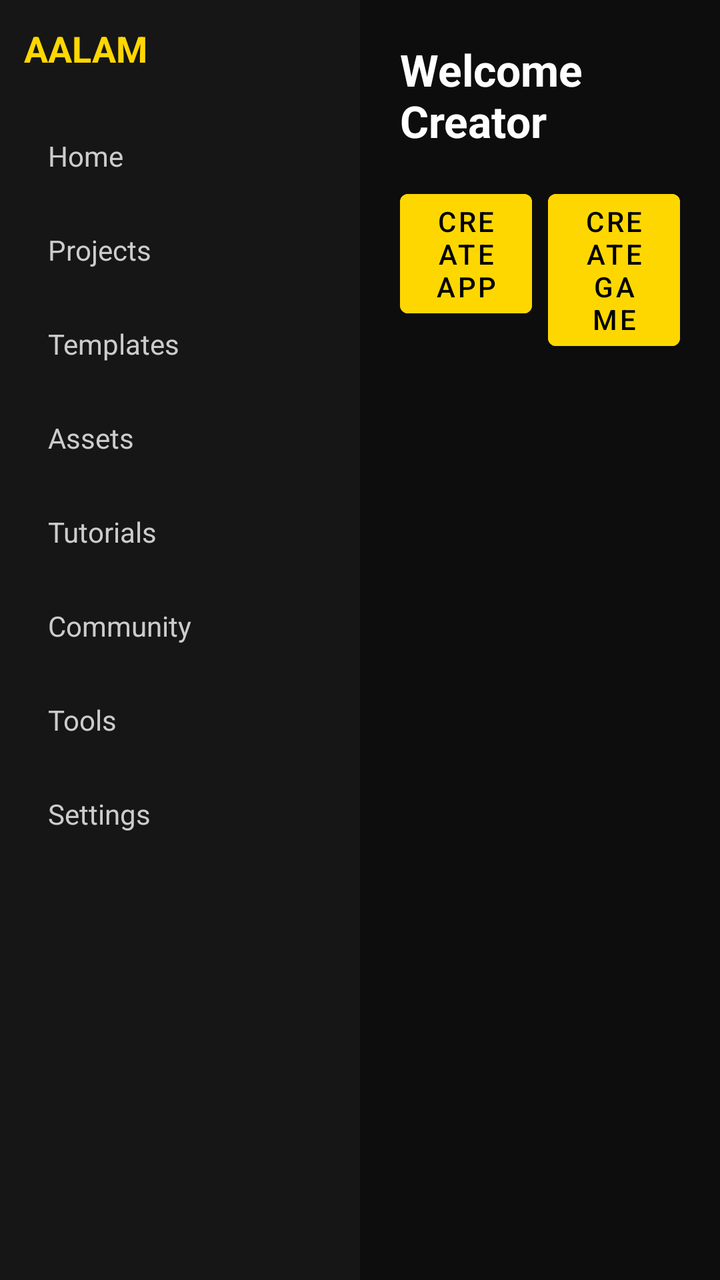
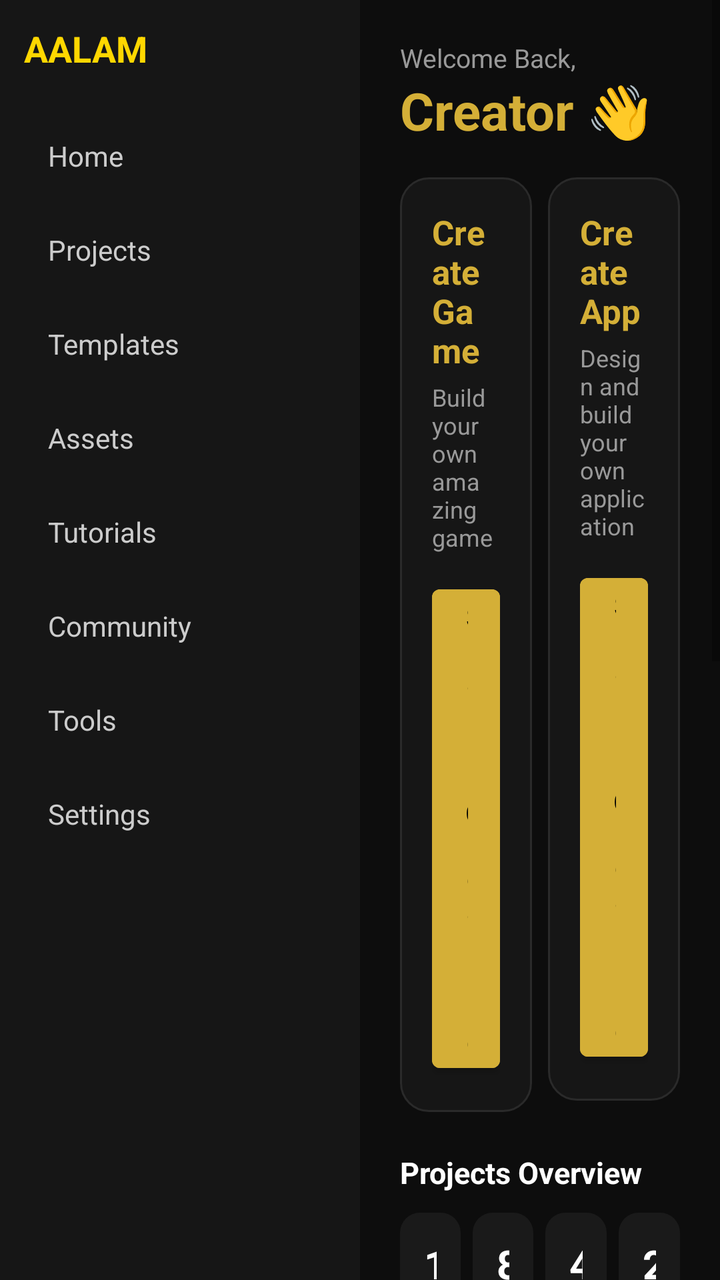

Compare the two renders of this Android layout. The source of the first and the diff that turns it into the second are given below.
<!-- AndroidManifest.xml: application theme Theme.AalamStudio -->
<!-- res/layout/activity_main.xml -->
<?xml version="1.0" encoding="utf-8"?>
<LinearLayout xmlns:android="http://schemas.android.com/apk/res/android"
    android:layout_width="match_parent"
    android:layout_height="match_parent"
    android:orientation="horizontal"
    android:background="#0D0D0D">

    
    <LinearLayout
        android:layout_width="180dp"
        android:layout_height="match_parent"
        android:orientation="vertical"
        android:background="#161616"
        android:padding="12dp">

        <TextView
            android:layout_width="wrap_content"
            android:layout_height="wrap_content"
            android:text="AALAM"
            android:textColor="#FFD700"
            android:textSize="18sp"
            android:textStyle="bold"
            android:layout_marginBottom="20dp"/>

        <LinearLayout android:id="@+id/navHome" style="@style/SidebarRow">
            <TextView android:id="@+id/labelHome" style="@style/SidebarLabel" android:text="@string/nav_home"/>
        </LinearLayout>
        <LinearLayout android:id="@+id/navProjects" style="@style/SidebarRow">
            <TextView android:id="@+id/labelProjects" style="@style/SidebarLabel" android:text="@string/nav_projects"/>
        </LinearLayout>
        <LinearLayout android:id="@+id/navTemplates" style="@style/SidebarRow">
            <TextView android:id="@+id/labelTemplates" style="@style/SidebarLabel" android:text="@string/nav_templates"/>
        </LinearLayout>
        <LinearLayout android:id="@+id/navAssets" style="@style/SidebarRow">
            <TextView android:id="@+id/labelAssets" style="@style/SidebarLabel" android:text="@string/nav_assets"/>
        </LinearLayout>
        <LinearLayout android:id="@+id/navTutorials" style="@style/SidebarRow">
            <TextView android:id="@+id/labelTutorials" style="@style/SidebarLabel" android:text="@string/nav_tutorials"/>
        </LinearLayout>
        <LinearLayout android:id="@+id/navCommunity" style="@style/SidebarRow">
            <TextView android:id="@+id/labelCommunity" style="@style/SidebarLabel" android:text="@string/nav_community"/>
        </LinearLayout>
        <LinearLayout android:id="@+id/navTools" style="@style/SidebarRow">
            <TextView android:id="@+id/labelTools" style="@style/SidebarLabel" android:text="@string/nav_tools"/>
        </LinearLayout>
        <LinearLayout android:id="@+id/navSettings" style="@style/SidebarRow">
            <TextView android:id="@+id/labelSettings" style="@style/SidebarLabel" android:text="@string/nav_settings"/>
        </LinearLayout>

    </LinearLayout>

    
    <FrameLayout
        android:layout_width="0dp"
        android:layout_height="match_parent"
        android:layout_weight="1">

        
        <LinearLayout
            android:id="@+id/panelHome"
            android:layout_width="match_parent"
            android:layout_height="match_parent"
            android:orientation="vertical"
            android:padding="20dp"
            android:visibility="visible">

            <TextView
                android:layout_width="wrap_content"
                android:layout_height="wrap_content"
                android:text="@string/welcome_title"
                android:textColor="#FFFFFF"
                android:textSize="22sp"
                android:textStyle="bold"
                android:layout_marginBottom="16dp"/>

            <LinearLayout
                android:layout_width="match_parent"
                android:layout_height="wrap_content"
                android:orientation="horizontal">

                <Button
                    android:id="@+id/btnCreateApp"
                    android:layout_width="0dp"
                    android:layout_height="wrap_content"
                    android:layout_weight="1"
                    android:layout_marginEnd="8dp"
                    android:text="@string/create_app"
                    android:backgroundTint="#FFD700"
                    android:textColor="#000000"/>

                <Button
                    android:id="@+id/btnCreateGame"
                    android:layout_width="0dp"
                    android:layout_height="wrap_content"
                    android:layout_weight="1"
                    android:text="@string/create_game"
                    android:backgroundTint="#FFD700"
                    android:textColor="#000000"/>

            </LinearLayout>
        </LinearLayout>

        
        <LinearLayout
            android:id="@+id/panelPlaceholder"
            android:layout_width="match_parent"
            android:layout_height="match_parent"
            android:orientation="vertical"
            android:gravity="center"
            android:padding="20dp"
            android:visibility="gone">

            <TextView
                android:id="@+id/placeholderTitle"
                android:layout_width="wrap_content"
                android:layout_height="wrap_content"
                android:text="Projects"
                android:textColor="#FFFFFF"
                android:textSize="22sp"
                android:textStyle="bold"/>

            <TextView
                android:layout_width="wrap_content"
                android:layout_height="wrap_content"
                android:layout_marginTop="8dp"
                android:text="Coming soon"
                android:textColor="#888888"
                android:textSize="14sp"/>

        </LinearLayout>

    </FrameLayout>

</LinearLayout>
<!-- resources referenced by this layout -->
<resources>
  <string name="create_app">Create App</string>
  <string name="create_game">Create Game</string>
  <string name="nav_assets">Assets</string>
  <string name="nav_community">Community</string>
  <string name="nav_home">Home</string>
  <string name="nav_projects">Projects</string>
  <string name="nav_settings">Settings</string>
  <string name="nav_templates">Templates</string>
  <string name="nav_tools">Tools</string>
  <string name="nav_tutorials">Tutorials</string>
  <string name="welcome_title">Welcome Creator</string>
  <style name="SidebarLabel">
          <item name="android:layout_width">wrap_content</item>
          <item name="android:layout_height">wrap_content</item>
          <item name="android:textColor">#CCCCCC</item>
          <item name="android:textSize">14sp</item>
      </style>
  <style name="SidebarRow">
          <item name="android:layout_width">match_parent</item>
          <item name="android:layout_height">wrap_content</item>
          <item name="android:orientation">horizontal</item>
          <item name="android:gravity">center_vertical</item>
          <item name="android:background">@drawable/bg_sidebar_item</item>
          <item name="android:padding">12dp</item>
          <item name="android:layout_marginBottom">4dp</item>
      </style>
  <style name="Theme.AalamStudio" parent="Theme.MaterialComponents.DayNight.NoActionBar">
          <item name="colorPrimary">@color/gold</item>
          <item name="android:windowBackground">@color/navy</item>
          <item name="android:statusBarColor">#0D0D0D</item>
      </style>
  <!-- drawable bg_sidebar_item (drawable) -->
  <?xml version="1.0" encoding="utf-8"?>
  <selector xmlns:android="http://schemas.android.com/apk/res/android">
      <item android:state_selected="true">
          <shape android:shape="rectangle">
              <solid android:color="#221A00"/>
              <corners android:radius="8dp"/>
          </shape>
      </item>
      <item>
          <shape android:shape="rectangle">
              <solid android:color="#00000000"/>
          </shape>
      </item>
  </selector>
  <color name="gold">#D4AF37</color>
  <color name="navy">#0D0D0D</color>
</resources>

<!-- the commit's change to res/layout/activity_main.xml (unified diff, before → after) -->
@@ -56,49 +56,243 @@
         android:layout_weight="1">
 
         
-        <LinearLayout
+        <ScrollView
             android:id="@+id/panelHome"
             android:layout_width="match_parent"
             android:layout_height="match_parent"
-            android:orientation="vertical"
-            android:padding="20dp"
             android:visibility="visible">
-
-            <TextView
-                android:layout_width="wrap_content"
-                android:layout_height="wrap_content"
-                android:text="@string/welcome_title"
-                android:textColor="#FFFFFF"
-                android:textSize="22sp"
-                android:textStyle="bold"
-                android:layout_marginBottom="16dp"/>
 
             <LinearLayout
                 android:layout_width="match_parent"
                 android:layout_height="wrap_content"
-                android:orientation="horizontal">
-
-                <Button
-                    android:id="@+id/btnCreateApp"
-                    android:layout_width="0dp"
-                    android:layout_height="wrap_content"
-                    android:layout_weight="1"
-                    android:layout_marginEnd="8dp"
-                    android:text="@string/create_app"
-                    android:backgroundTint="#FFD700"
-                    android:textColor="#000000"/>
-
-                <Button
-                    android:id="@+id/btnCreateGame"
-                    android:layout_width="0dp"
-                    android:layout_height="wrap_content"
-                    android:layout_weight="1"
-                    android:text="@string/create_game"
-                    android:backgroundTint="#FFD700"
-                    android:textColor="#000000"/>
+                android:orientation="vertical"
+                android:padding="20dp">
+
+                
+                <TextView
+                    android:layout_width="wrap_content"
+                    android:layout_height="wrap_content"
+                    android:text="Welcome Back,"
+                    android:textColor="@color/text_secondary"
+                    android:textSize="13sp"/>
+
+                <TextView
+                    android:layout_width="wrap_content"
+                    android:layout_height="wrap_content"
+                    android:text="Creator 👋"
+                    android:textColor="@color/gold"
+                    android:textSize="26sp"
+                    android:textStyle="bold"
+                    android:layout_marginBottom="16dp"/>
+
+                
+                <LinearLayout
+                    android:layout_width="match_parent"
+                    android:layout_height="wrap_content"
+                    android:orientation="horizontal"
+                    android:layout_marginBottom="20dp">
+
+                    <LinearLayout
+                        android:layout_width="0dp"
+                        android:layout_height="wrap_content"
+                        android:layout_weight="1"
+                        android:layout_marginEnd="8dp"
+                        android:orientation="vertical"
+                        android:background="@drawable/bg_card"
+                        android:padding="16dp">
+
+                        <TextView
+                            android:layout_width="wrap_content"
+                            android:layout_height="wrap_content"
+                            android:text="Create Game"
+                            android:textColor="@color/gold"
+                            android:textSize="17sp"
+                            android:textStyle="bold"/>
+
+                        <TextView
+                            android:layout_width="wrap_content"
+                            android:layout_height="wrap_content"
+                            android:layout_marginTop="4dp"
+                            android:layout_marginBottom="12dp"
+                            android:text="Build your own amazing game"
+                            android:textColor="@color/text_secondary"
+                            android:textSize="12sp"/>
+
+                        <Button
+                            android:id="@+id/btnCreateGame"
+                            android:layout_width="wrap_content"
+                            android:layout_height="wrap_content"
+                            android:text="Start Creating"
+                            android:textAllCaps="false"
+                            android:backgroundTint="@color/gold"
+                            android:textColor="#000000"/>
+
+                    </LinearLayout>
+
+                    <LinearLayout
+                        android:layout_width="0dp"
+                        android:layout_height="wrap_content"
+                        android:layout_weight="1"
+                        android:orientation="vertical"
+                        android:background="@drawable/bg_card"
+                        android:padding="16dp">
+
+                        <TextView
+                            android:layout_width="wrap_content"
+                            android:layout_height="wrap_content"
+                            android:text="Create App"
+                            android:textColor="@color/gold"
+                            android:textSize="17sp"
+                            android:textStyle="bold"/>
+
+                        <TextView
+                            android:layout_width="wrap_content"
+                            android:layout_height="wrap_content"
+                            android:layout_marginTop="4dp"
+                            android:layout_marginBottom="12dp"
+                            android:text="Design and build your own application"
+                            android:textColor="@color/text_secondary"
+                            android:textSize="12sp"/>
+
+                        <Button
+                            android:id="@+id/btnCreateApp"
+                            android:layout_width="wrap_content"
+                            android:layout_height="wrap_content"
+                            android:text="Start Creating"
+                            android:textAllCaps="false"
+                            android:backgroundTint="@color/gold"
+                            android:textColor="#000000"/>
+
+                    </LinearLayout>
+
+                </LinearLayout>
+
+                
+                <TextView
+                    android:layout_width="wrap_content"
+                    android:layout_height="wrap_content"
+                    android:text="Projects Overview"
+                    android:textColor="@color/text_primary"
+                    android:textSize="15sp"
+                    android:textStyle="bold"
+                    android:layout_marginBottom="10dp"/>
+
+                <LinearLayout
+                    android:layout_width="match_parent"
+                    android:layout_height="wrap_content"
+                    android:orientation="horizontal"
+                    android:layout_marginBottom="20dp">
+
+                    <LinearLayout android:layout_width="0dp" android:layout_height="wrap_content" android:layout_weight="1" android:layout_marginEnd="6dp" android:orientation="vertical" android:background="@drawable/bg_stat_card" android:padding="12dp">
+                        <TextView android:layout_width="wrap_content" android:layout_height="wrap_content" android:text="12" android:textColor="@color/text_primary" android:textSize="20sp" android:textStyle="bold"/>
+                        <TextView android:layout_width="wrap_content" android:layout_height="wrap_content" android:text="Total Projects" android:textColor="@color/text_secondary" android:textSize="11sp"/>
+                    </LinearLayout>
+
+                    <LinearLayout android:layout_width="0dp" android:layout_height="wrap_content" android:layout_weight="1" android:layout_marginEnd="6dp" android:orientation="vertical" android:background="@drawable/bg_stat_card" android:padding="12dp">
+                        <TextView android:layout_width="wrap_content" android:layout_height="wrap_content" android:text="8" android:textColor="@color/text_primary" android:textSize="20sp" android:textStyle="bold"/>
+                        <TextView android:layout_width="wrap_content" android:layout_height="wrap_content" android:text="Games" android:textColor="@color/text_secondary" android:textSize="11sp"/>
+                    </LinearLayout>
+
+                    <LinearLayout android:layout_width="0dp" android:layout_height="wrap_content" android:layout_weight="1" android:layout_marginEnd="6dp" android:orientation="vertical" android:background="@drawable/bg_stat_card" android:padding="12dp">
+                        <TextView android:layout_width="wrap_content" android:layout_height="wrap_content" android:text="4" android:textColor="@color/text_primary" android:textSize="20sp" android:textStyle="bold"/>
+                        <TextView android:layout_width="wrap_content" android:layout_height="wrap_content" android:text="Apps" android:textColor="@color/text_secondary" android:textSize="11sp"/>
+                    </LinearLayout>
+
+                    <LinearLayout android:layout_width="0dp" android:layout_height="wrap_content" android:layout_weight="1" android:orientation="vertical" android:background="@drawable/bg_stat_card" android:padding="12dp">
+                        <TextView android:layout_width="wrap_content" android:layout_height="wrap_content" android:text="25" android:textColor="@color/text_primary" android:textSize="20sp" android:textStyle="bold"/>
+                        <TextView android:layout_width="wrap_content" android:layout_height="wrap_content" android:text="Assets" android:textColor="@color/text_secondary" android:textSize="11sp"/>
+                    </LinearLayout>
+
+                </LinearLayout>
+
+                
+                <TextView
+                    android:layout_width="wrap_content"
+                    android:layout_height="wrap_content"
+                    android:text="Recent Projects"
+                    android:textColor="@color/text_primary"
+                    android:textSize="15sp"
+                    android:textStyle="bold"
+                    android:layout_marginBottom="10dp"/>
+
+                <HorizontalScrollView
+                    android:layout_width="match_parent"
+                    android:layout_height="wrap_content"
+                    android:scrollbars="none"
+                    android:layout_marginBottom="20dp">
+
+                    <LinearLayout
+                        android:layout_width="wrap_content"
+                        android:layout_height="wrap_content"
+                        android:orientation="horizontal">
+
+                        <LinearLayout android:layout_width="160dp" android:layout_height="wrap_content" android:layout_marginEnd="12dp" android:orientation="vertical" android:background="@drawable/bg_card" android:padding="12dp">
+                            <TextView android:layout_width="wrap_content" android:layout_height="wrap_content" android:text="Space Adventure" android:textColor="@color/text_primary" android:textSize="14sp" android:textStyle="bold"/>
+                            <TextView android:layout_width="wrap_content" android:layout_height="wrap_content" android:layout_marginTop="2dp" android:text="Game Project" android:textColor="@color/text_secondary" android:textSize="11sp"/>
+                            <TextView android:layout_width="wrap_content" android:layout_height="wrap_content" android:text="Updated 2h ago" android:textColor="@color/text_secondary" android:textSize="11sp"/>
+                        </LinearLayout>
+
+                        <LinearLayout android:layout_width="160dp" android:layout_height="wrap_content" android:layout_marginEnd="12dp" android:orientation="vertical" android:background="@drawable/bg_card" android:padding="12dp">
+                            <TextView android:layout_width="wrap_content" android:layout_height="wrap_content" android:text="Finance Hub" android:textColor="@color/text_primary" android:textSize="14sp" android:textStyle="bold"/>
+                            <TextView android:layout_width="wrap_content" android:layout_height="wrap_content" android:layout_marginTop="2dp" android:text="App Project" android:textColor="@color/text_secondary" android:textSize="11sp"/>
+                            <TextView android:layout_width="wrap_content" android:layout_height="wrap_content" android:text="Updated 1d ago" android:textColor="@color/text_secondary" android:textSize="11sp"/>
+                        </LinearLayout>
+
+                        <LinearLayout android:layout_width="160dp" android:layout_height="wrap_content" android:layout_marginEnd="12dp" android:orientation="vertical" android:background="@drawable/bg_card" android:padding="12dp">
+                            <TextView android:layout_width="wrap_content" android:layout_height="wrap_content" android:text="Plant Care" android:textColor="@color/text_primary" android:textSize="14sp" android:textStyle="bold"/>
+                            <TextView android:layout_width="wrap_content" android:layout_height="wrap_content" android:layout_marginTop="2dp" android:text="App Project" android:textColor="@color/text_secondary" android:textSize="11sp"/>
+                            <TextView android:layout_width="wrap_content" android:layout_height="wrap_content" android:text="Updated 2d ago" android:textColor="@color/text_secondary" android:textSize="11sp"/>
+                        </LinearLayout>
+
+                        <LinearLayout android:layout_width="160dp" android:layout_height="wrap_content" android:orientation="vertical" android:background="@drawable/bg_card" android:padding="12dp">
+                            <TextView android:layout_width="wrap_content" android:layout_height="wrap_content" android:text="Neon Racer" android:textColor="@color/text_primary" android:textSize="14sp" android:textStyle="bold"/>
+                            <TextView android:layout_width="wrap_content" android:layout_height="wrap_content" android:layout_marginTop="2dp" android:text="Game Project" android:textColor="@color/text_secondary" android:textSize="11sp"/>
+                            <TextView android:layout_width="wrap_content" android:layout_height="wrap_content" android:text="Updated 3d ago" android:textColor="@color/text_secondary" android:textSize="11sp"/>
+                        </LinearLayout>
+
+                    </LinearLayout>
+                </HorizontalScrollView>
+
+                
+                <TextView
+                    android:layout_width="wrap_content"
+                    android:layout_height="wrap_content"
+                    android:text="Tools &amp; Resources"
+                    android:textColor="@color/text_primary"
+                    android:textSize="15sp"
+                    android:textStyle="bold"
+                    android:layout_marginBottom="10dp"/>
+
+                <LinearLayout
+                    android:layout_width="match_parent"
+                    android:layout_height="wrap_content"
+                    android:orientation="horizontal">
+
+                    <LinearLayout android:layout_width="0dp" android:layout_height="wrap_content" android:layout_weight="1" android:layout_marginEnd="6dp" android:orientation="vertical" android:background="@drawable/bg_card" android:padding="10dp">
+                        <TextView android:layout_width="wrap_content" android:layout_height="wrap_content" android:text="Templates" android:textColor="@color/text_primary" android:textSize="12sp" android:textStyle="bold"/>
+                        <TextView android:layout_width="wrap_content" android:layout_height="wrap_content" android:text="200+" android:textColor="@color/text_secondary" android:textSize="10sp"/>
+                    </LinearLayout>
+
+                    <LinearLayout android:layout_width="0dp" android:layout_height="wrap_content" android:layout_weight="1" android:layout_marginEnd="6dp" android:orientation="vertical" android:background="@drawable/bg_card" android:padding="10dp">
+                        <TextView android:layout_width="wrap_content" android:layout_height="wrap_content" android:text="Assets" android:textColor="@color/text_primary" android:textSize="12sp" android:textStyle="bold"/>
+                        <TextView android:layout_width="wrap_content" android:layout_height="wrap_content" android:text="5000+" android:textColor="@color/text_secondary" android:textSize="10sp"/>
+                    </LinearLayout>
+
+                    <LinearLayout android:layout_width="0dp" android:layout_height="wrap_content" android:layout_weight="1" android:layout_marginEnd="6dp" android:orientation="vertical" android:background="@drawable/bg_card" android:padding="10dp">
+                        <TextView android:layout_width="wrap_content" android:layout_height="wrap_content" android:text="Tutorials" android:textColor="@color/text_primary" android:textSize="12sp" android:textStyle="bold"/>
+                        <TextView android:layout_width="wrap_content" android:layout_height="wrap_content" android:text="Learn" android:textColor="@color/text_secondary" android:textSize="10sp"/>
+                    </LinearLayout>
+
+                    <LinearLayout android:layout_width="0dp" android:layout_height="wrap_content" android:layout_weight="1" android:orientation="vertical" android:background="@drawable/bg_card" android:padding="10dp">
+                        <TextView android:layout_width="wrap_content" android:layout_height="wrap_content" android:text="Community" android:textColor="@color/text_primary" android:textSize="12sp" android:textStyle="bold"/>
+                        <TextView android:layout_width="wrap_content" android:layout_height="wrap_content" android:text="Connect" android:textColor="@color/text_secondary" android:textSize="10sp"/>
+                    </LinearLayout>
+
+                </LinearLayout>
 
             </LinearLayout>
-        </LinearLayout>
+
+        </ScrollView>
 
         
         <LinearLayout
<!-- resource entries referenced after the edit -->
@@ -1,7 +1,5 @@
 <!-- resources referenced by this layout -->
 <resources>
-  <string name="create_app">Create App</string>
-  <string name="create_game">Create Game</string>
   <string name="nav_assets">Assets</string>
   <string name="nav_community">Community</string>
   <string name="nav_home">Home</string>
@@ -10,7 +8,6 @@
   <string name="nav_templates">Templates</string>
   <string name="nav_tools">Tools</string>
   <string name="nav_tutorials">Tutorials</string>
-  <string name="welcome_title">Welcome Creator</string>
   <style name="SidebarLabel">
           <item name="android:layout_width">wrap_content</item>
           <item name="android:layout_height">wrap_content</item>
@@ -31,6 +28,8 @@
           <item name="android:windowBackground">@color/navy</item>
           <item name="android:statusBarColor">#0D0D0D</item>
       </style>
+  <color name="card_bg">#161616</color>
+  <color name="card_border">#2A2A2A</color>
   <!-- drawable bg_sidebar_item (drawable) -->
   <?xml version="1.0" encoding="utf-8"?>
   <selector xmlns:android="http://schemas.android.com/apk/res/android">
@@ -47,6 +46,21 @@
       </item>
   </selector>
   <color name="gold">#D4AF37</color>
+  <color name="text_primary">#FFFFFF</color>
+  <color name="text_secondary">#999999</color>
+  <!-- drawable bg_card (drawable) -->
+  <?xml version="1.0" encoding="utf-8"?>
+  <shape xmlns:android="http://schemas.android.com/apk/res/android" android:shape="rectangle">
+      <solid android:color="@color/card_bg"/>
+      <corners android:radius="14dp"/>
+      <stroke android:width="1dp" android:color="@color/card_border"/>
+  </shape>
+  <!-- drawable bg_stat_card (drawable) -->
+  <?xml version="1.0" encoding="utf-8"?>
+  <shape xmlns:android="http://schemas.android.com/apk/res/android" android:shape="rectangle">
+      <solid android:color="#1A1A1A"/>
+      <corners android:radius="10dp"/>
+  </shape>
   <color name="navy">#0D0D0D</color>
 </resources>
 
